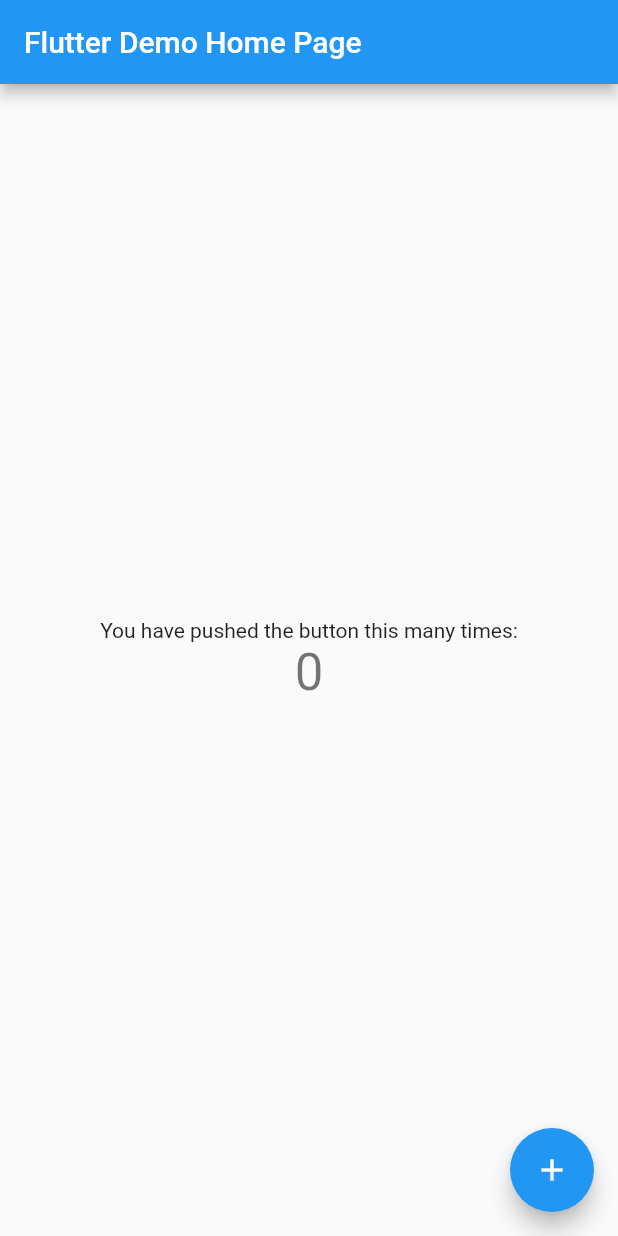
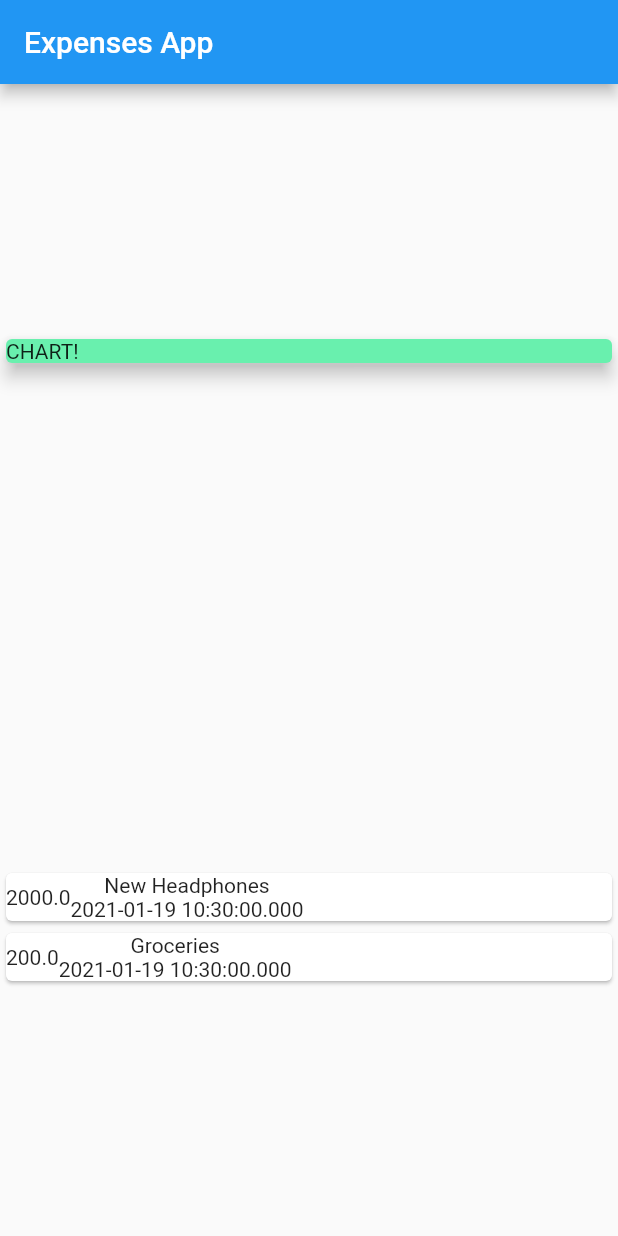
Before and after one commit to shahsamved/Personal-expenses-app, a Flutter app: the screen it shows after launch, on a phone screen of 412 x 824 dp. Run offline on Flutter 3.47's test engine with Material 2 defaults, Android fonts, the phone set to English and light mode, and no system bars.

```diff
--- a/lib/main.dart
+++ b/lib/main.dart
@@ -1,3 +1,4 @@
+import './transaction.dart';
 import 'package:flutter/material.dart';
 
 void main() {
@@ -9,109 +10,67 @@ class MyApp extends StatelessWidget {
   @override
   Widget build(BuildContext context) {
     return MaterialApp(
-      title: 'Flutter Demo',
-      theme: ThemeData(
-        // This is the theme of your application.
-        //
-        // Try running your application with "flutter run". You'll see the
-        // application has a blue toolbar. Then, without quitting the app, try
-        // changing the primarySwatch below to Colors.green and then invoke
-        // "hot reload" (press "r" in the console where you ran "flutter run",
-        // or simply save your changes to "hot reload" in a Flutter IDE).
-        // Notice that the counter didn't reset back to zero; the application
-        // is not restarted.
-        primarySwatch: Colors.blue,
-        // This makes the visual density adapt to the platform that you run
-        // the app on. For desktop platforms, the controls will be smaller and
-        // closer together (more dense) than on mobile platforms.
-        visualDensity: VisualDensity.adaptivePlatformDensity,
-      ),
-      home: MyHomePage(title: 'Flutter Demo Home Page'),
+      title: 'Expenses App',
+      home: MyHomePage(),
     );
   }
 }
 
-class MyHomePage extends StatefulWidget {
-  MyHomePage({Key key, this.title}) : super(key: key);
-
-  // This widget is the home page of your application. It is stateful, meaning
-  // that it has a State object (defined below) that contains fields that affect
-  // how it looks.
-
-  // This class is the configuration for the state. It holds the values (in this
-  // case the title) provided by the parent (in this case the App widget) and
-  // used by the build method of the State. Fields in a Widget subclass are
-  // always marked "final".
-
-  final String title;
-
-  @override
-  _MyHomePageState createState() => _MyHomePageState();
-}
-
-class _MyHomePageState extends State<MyHomePage> {
-  int _counter = 0;
-
-  void _incrementCounter() {
-    setState(() {
-      // This call to setState tells the Flutter framework that something has
-      // changed in this State, which causes it to rerun the build method below
-      // so that the display can reflect the updated values. If we changed
-      // _counter without calling setState(), then the build method would not be
-      // called again, and so nothing would appear to happen.
-      _counter++;
-    });
-  }
+class MyHomePage extends StatelessWidget {
+  final List<Transaction> transactions = [
+    Transaction(
+      id: 't1',
+      title: 'New Headphones',
+      amount: 2000,
+      date: DateTime.now(),
+    ),
+    Transaction(
+      id: 't2',
+      title: 'Groceries',
+      amount: 200,
+      date: DateTime.now(),
+    ),
+  ];
 
   @override
   Widget build(BuildContext context) {
-    // This method is rerun every time setState is called, for instance as done
-    // by the _incrementCounter method above.
-    //
-    // The Flutter framework has been optimized to make rerunning build methods
-    // fast, so that you can just rebuild anything that needs updating rather
-    // than having to individually change instances of widgets.
     return Scaffold(
       appBar: AppBar(
-        // Here we take the value from the MyHomePage object that was created by
-        // the App.build method, and use it to set our appbar title.
-        title: Text(widget.title),
+        title: Text('Expenses App'),
       ),
-      body: Center(
-        // Center is a layout widget. It takes a single child and positions it
-        // in the middle of the parent.
-        child: Column(
-          // Column is also a layout widget. It takes a list of children and
-          // arranges them vertically. By default, it sizes itself to fit its
-          // children horizontally, and tries to be as tall as its parent.
-          //
-          // Invoke "debug painting" (press "p" in the console, choose the
-          // "Toggle Debug Paint" action from the Flutter Inspector in Android
-          // Studio, or the "Toggle Debug Paint" command in Visual Studio Code)
-          // to see the wireframe for each widget.
-          //
-          // Column has various properties to control how it sizes itself and
-          // how it positions its children. Here we use mainAxisAlignment to
-          // center the children vertically; the main axis here is the vertical
-          // axis because Columns are vertical (the cross axis would be
-          // horizontal).
-          mainAxisAlignment: MainAxisAlignment.center,
-          children: <Widget>[
-            Text(
-              'You have pushed the button this many times:',
+      body: Column(
+        mainAxisAlignment: MainAxisAlignment.spaceAround,
+        crossAxisAlignment: CrossAxisAlignment.stretch,
+        children: <Widget>[
+          Container(
+            width: double.infinity,
+            child: Card(
+              color: Colors.greenAccent,
+              child: Text('CHART!'),
+              elevation: 5,
             ),
-            Text(
-              '$_counter',
-              style: Theme.of(context).textTheme.headline4,
-            ),
-          ],
-        ),
+          ),
+          Column(
+            children: transactions.map((tx) {
+              return Card(
+                child: Row(
+                  children: <Widget>[
+                    Container(
+                      child: Text(tx.amount.toString()),
+                    ),
+                    Column(
+                      children: <Widget>[
+                        Text(tx.title),
+                        Text(tx.date.toString()),
+                      ],
+                    )
+                  ],
+                ),
+              );
+            }).toList(),
+          ),
+        ],
       ),
-      floatingActionButton: FloatingActionButton(
-        onPressed: _incrementCounter,
-        tooltip: 'Increment',
-        child: Icon(Icons.add),
-      ), // This trailing comma makes auto-formatting nicer for build methods.
     );
   }
 }
--- /dev/null
+++ b/lib/transaction.dart
@@ -0,0 +1,16 @@
+import 'package:flutter/cupertino.dart';
+import 'package:flutter/foundation.dart';
+
+class Transaction {
+  String id;
+  String title;
+  double amount;
+  DateTime date;
+
+  Transaction({
+    @required this.id,
+    @required this.title,
+    @required this.amount,
+    @required this.date,
+  });
+}
```
